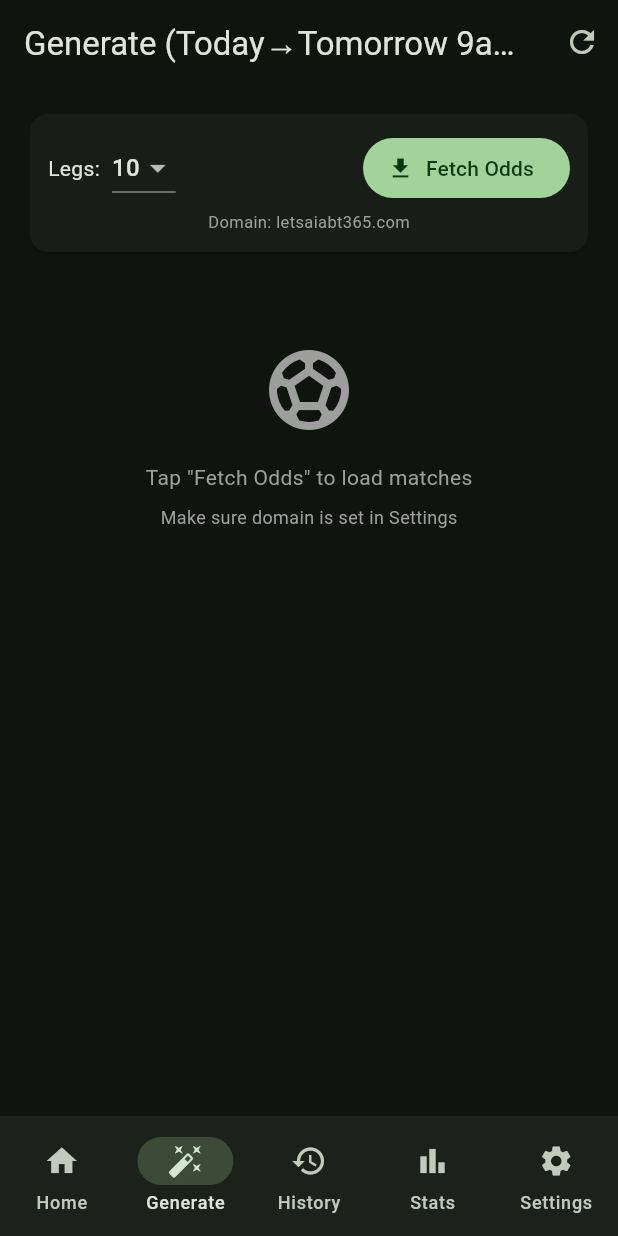
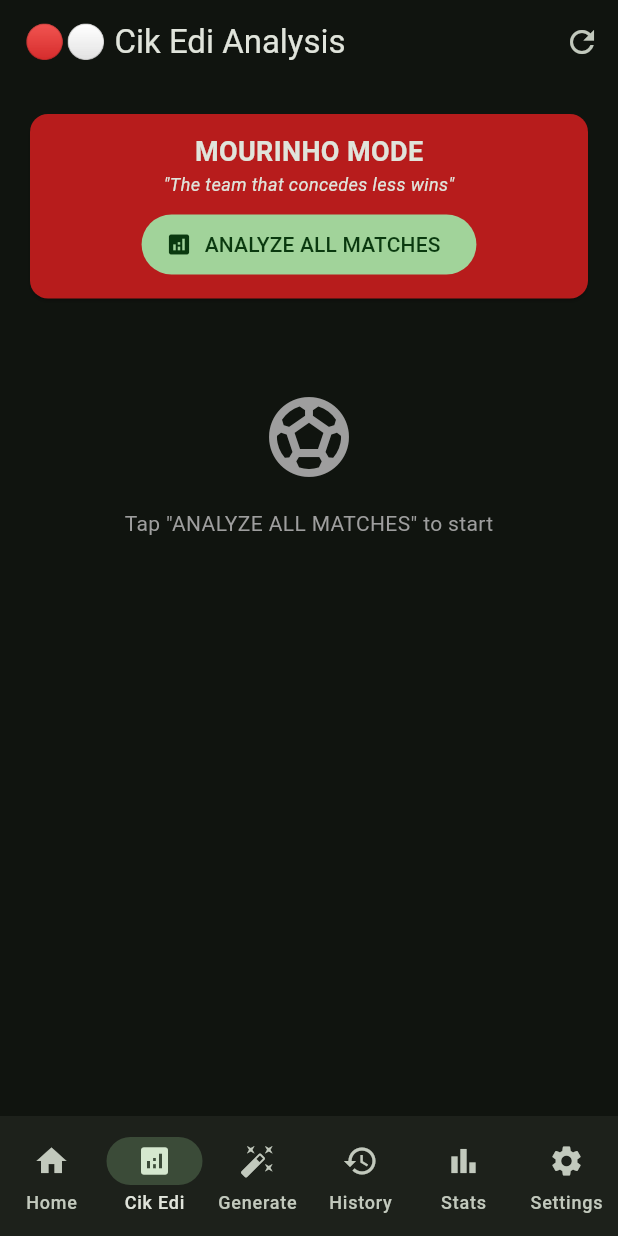
Before and after one commit to rudiawenk6/mix-parlay-tracker, a Flutter app: the screen it shows after launch, item 2 of the bottom bar chosen, on a phone screen of 412 x 824 dp. Run offline on Flutter 3.47's test engine with Material 3 defaults, Android fonts, the phone set to English and light mode, and no system bars; our stand-ins replace shared_preferences; missing offline and left inert: encrypt.

Commit message:
Add Mourinho Analysis tab + fix Android network config
- New tab: Cik Edi (Mourinho Mode) - analyze ALL matches with confidence %
- MourinhoScreen: fetch all matches, show pick/odds/confidence per match
- MourinhoScreen: AI tactical analysis via OpenRouter
- 6 tabs: Home, Cik Edi, Generate, History, Stats, Settings
- Fix build.yml: heredoc delimiter XML -> XMLEOF (avoid conflict)

```diff
--- a/lib/main.dart
+++ b/lib/main.dart
@@ -2,6 +2,7 @@ import 'package:flutter/material.dart';
 import 'screens/home_screen.dart';
 import 'screens/add_parlay_screen.dart';
 import 'screens/generate_screen.dart';
+import 'screens/mourinho_screen.dart';
 import 'screens/history_screen.dart';
 import 'screens/stats_screen.dart';
 import 'screens/settings_screen.dart';
@@ -49,6 +50,7 @@ class _MainScreenState extends State<MainScreen> {
 
   final List<Widget> _screens = const [
     HomeScreen(),
+    MourinhoScreen(),
     GenerateScreen(),
     HistoryScreen(),
     StatsScreen(),
@@ -75,6 +77,7 @@ class _MainScreenState extends State<MainScreen> {
         onDestinationSelected: (i) => setState(() => _currentIndex = i),
         destinations: const [
           NavigationDestination(icon: Icon(Icons.home), label: 'Home'),
+          NavigationDestination(icon: Icon(Icons.analytics), label: 'Cik Edi'),
           NavigationDestination(icon: Icon(Icons.auto_fix_high), label: 'Generate'),
           NavigationDestination(icon: Icon(Icons.history), label: 'History'),
           NavigationDestination(icon: Icon(Icons.bar_chart), label: 'Stats'),
--- /dev/null
+++ b/lib/screens/mourinho_screen.dart
@@ -0,0 +1,172 @@
+import 'package:flutter/material.dart';
+import '../services/odds_service.dart';
+import '../services/ai_service.dart';
+import '../services/telegram_service.dart';
+import '../services/settings_service.dart';
+
+class MourinhoScreen extends StatefulWidget {
+  const MourinhoScreen({super.key});
+
+  @override
+  State<MourinhoScreen> createState() => _MourinhoScreenState();
+}
+
+class _MourinhoScreenState extends State<MourinhoScreen> {
+  List<OddsMatch> _matches = [];
+  bool _loading = false;
+  String _status = '';
+  String _analysis = '';
+
+  @override
+  Widget build(BuildContext context) {
+    return Scaffold(
+      appBar: AppBar(
+        title: const Text('🔴⚪ Cik Edi Analysis'),
+        actions: [
+          IconButton(icon: const Icon(Icons.refresh), onPressed: _fetchAndAnalyze),
+        ],
+      ),
+      body: ListView(
+        padding: const EdgeInsets.all(16),
+        children: [
+          Card(
+            color: Colors.red.shade900,
+            child: Padding(
+              padding: const EdgeInsets.all(12),
+              child: Column(
+                children: [
+                  const Text('MOURINHO MODE', style: TextStyle(fontSize: 18, fontWeight: FontWeight.bold)),
+                  const Text('"The team that concedes less wins"', style: TextStyle(fontStyle: FontStyle.italic, fontSize: 12)),
+                  const SizedBox(height: 8),
+                  FilledButton.icon(
+                    onPressed: _loading ? null : _fetchAndAnalyze,
+                    icon: _loading
+                        ? const SizedBox(width: 16, height: 16, child: CircularProgressIndicator(strokeWidth: 2))
+                        : const Icon(Icons.analytics),
+                    label: Text(_loading ? 'Analyzing...' : 'ANALYZE ALL MATCHES'),
+                  ),
+                  if (_status.isNotEmpty) ...[
+                    const SizedBox(height: 8),
+                    Text(_status, style: const TextStyle(fontSize: 12, color: Colors.white70)),
+                  ],
+                ],
+              ),
+            ),
+          ),
+          const SizedBox(height: 16),
+
+          if (_matches.isNotEmpty) ...[
+            Text('${_matches.length} matches found', style: const TextStyle(fontSize: 12, color: Colors.grey)),
+            const SizedBox(height: 8),
+            ..._matches.map((m) => _matchCard(m)),
+          ],
+
+          if (_analysis.isNotEmpty) ...[
+            const SizedBox(height: 16),
+            const Text('AI TACTICAL ANALYSIS', style: TextStyle(fontWeight: FontWeight.bold)),
+            const SizedBox(height: 8),
+            Card(child: Padding(padding: const EdgeInsets.all(12), child: Text(_analysis, style: const TextStyle(fontSize: 13)))),
+          ],
+
+          if (!_loading && _matches.isEmpty) ...[
+            const SizedBox(height: 40),
+            const Center(
+              child: Column(
+                children: [
+                  Icon(Icons.sports_soccer, size: 64, color: Colors.grey),
+                  SizedBox(height: 16),
+                  Text('Tap "ANALYZE ALL MATCHES" to start', style: TextStyle(color: Colors.grey)),
+                ],
+              ),
+            ),
+          ],
+        ],
+      ),
+    );
+  }
+
+  Widget _matchCard(OddsMatch m) {
+    // Simple confidence based on odds
+    double confidence = 50;
+    String pick = 'Under 2.5';
+    double pickOdds = m.ouUnder;
+
+    if (m.x12Home > 1.3 && m.x12Home < 2.0) {
+      confidence = 65 + ((2.0 - m.x12Home) * 20);
+      pick = '1X2 Home';
+      pickOdds = m.x12Home;
+    }
+    if (m.ouUnder >= 1.7 && m.ouUnder <= 2.0) {
+      confidence = confidence + 5;
+    }
+    if (m.ahHome >= 1.7 && m.ahHome <= 2.0 && m.ahLine.abs() <= 0.5) {
+      confidence = confidence + 8;
+      pick = 'AH Home ${m.ahLine}';
+      pickOdds = m.ahHome;
+    }
+    confidence = confidence.clamp(0, 95);
+
+    final confColor = confidence > 75 ? Colors.green : confidence > 60 ? Colors.orange : Colors.red;
+    final emoji = confidence > 75 ? '🔥' : confidence > 60 ? '⚡' : '🤔';
+
+    return Card(
+      margin: const EdgeInsets.only(bottom: 8),
+      child: Padding(
+        padding: const EdgeInsets.all(10),
+        child: Column(
+          crossAxisAlignment: CrossAxisAlignment.start,
+          children: [
+            Row(
+              children: [
+                Text(emoji, style: const TextStyle(fontSize: 16)),
+                const SizedBox(width: 4),
+                Expanded(child: Text('${m.home} vs ${m.away}', style: const TextStyle(fontWeight: FontWeight.bold, fontSize: 13))),
+                Container(
+                  padding: const EdgeInsets.symmetric(horizontal: 6, vertical: 2),
+                  decoration: BoxDecoration(color: confColor.withOpacity(0.2), borderRadius: BorderRadius.circular(4)),
+                  child: Text('${confidence.toStringAsFixed(0)}%', style: TextStyle(color: confColor, fontSize: 11, fontWeight: FontWeight.bold)),
+                ),
+              ],
+            ),
+            const SizedBox(height: 4),
+            Text('${m.league} | ⏰ ${m.time}', style: const TextStyle(fontSize: 11, color: Colors.grey)),
+            const SizedBox(height: 4),
+            Text('🎯 $pick @ $pickOdds', style: TextStyle(color: confColor, fontWeight: FontWeight.w500)),
+            const SizedBox(height: 2),
+            Text('1X2: ${m.x12Home}/${m.x12Draw}/${m.x12Away} | O/U: ${m.ouOver}/${m.ouUnder} | AH: ${m.ahHome}(${m.ahLine})', style: const TextStyle(fontSize: 10, color: Colors.grey)),
+          ],
+        ),
+      ),
+    );
+  }
+
+  Future<void> _fetchAndAnalyze() async {
+    setState(() { _loading = true; _status = 'Fetching all matches...'; _analysis = ''; });
+
+    try {
+      final matches = await OddsService.fetchOdds();
+      setState(() {
+        _matches = matches;
+        _loading = false;
+        _status = '${matches.length} matches. Analyzing tactics...';
+      });
+
+      // AI Analysis
+      if (SettingsService.instance.hasOpenRouterKey && matches.isNotEmpty) {
+        final info = StringBuffer();
+        info.writeln('Analyze these football matches as Mourinho:');
+        for (final m in matches.take(15)) {
+          info.writeln('${m.home} vs ${m.away} | ${m.league} | ${m.time} | 1X2:${m.x12Home}/${m.x12Draw}/${m.x12Away} | O/U:${m.ouOver}/${m.ouUnder} | AH:${m.ahHome}(${m.ahLine})');
+        }
+        info.writeln('\nFor each match: give pick, odds, confidence %, tactical reason. Format: TEAM vs TEAM → PICK @ ODDS (CONFIDENCE%) - REASON');
+
+        final analysis = await AiService.analyzeParlay(info.toString());
+        setState(() { _analysis = analysis; _status = 'Analysis complete!'; });
+      } else {
+        setState(() { _status = 'Set OpenRouter key in Settings for AI analysis'; });
+      }
+    } catch (e) {
+      setState(() { _loading = false; _status = 'Error: $e'; });
+    }
+  }
+}
--- a/pubspec.yaml
+++ b/pubspec.yaml
@@ -18,6 +18,7 @@ dependencies:
   encrypt: ^5.0.3
   crypto: ^3.0.3
   dart_jsonwebtoken: ^2.14.0
+  collection: ^1.18.0
 
 dev_dependencies:
   flutter_test:
```
Also changed, not shown: 1 other file.
